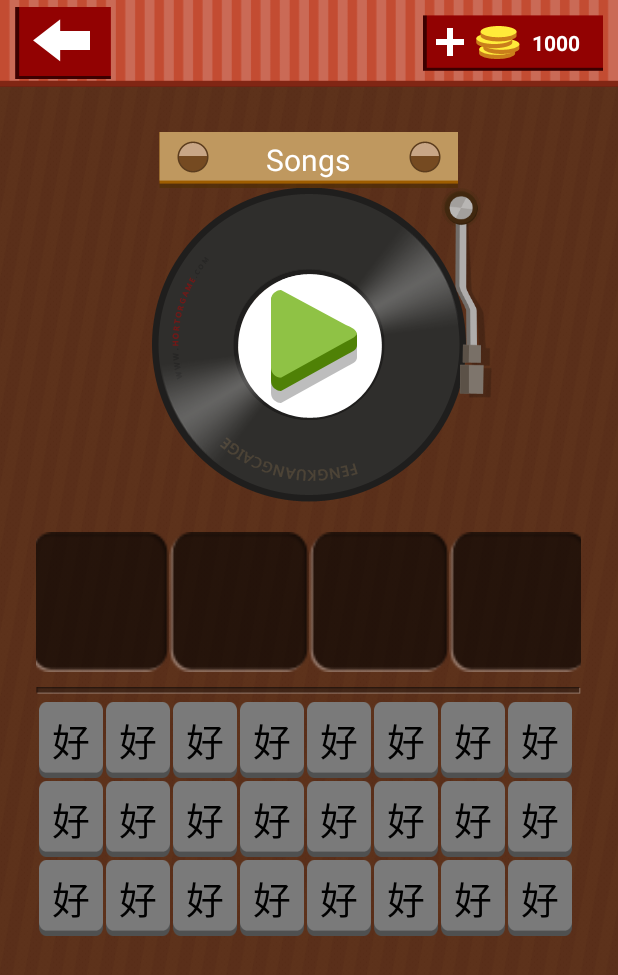
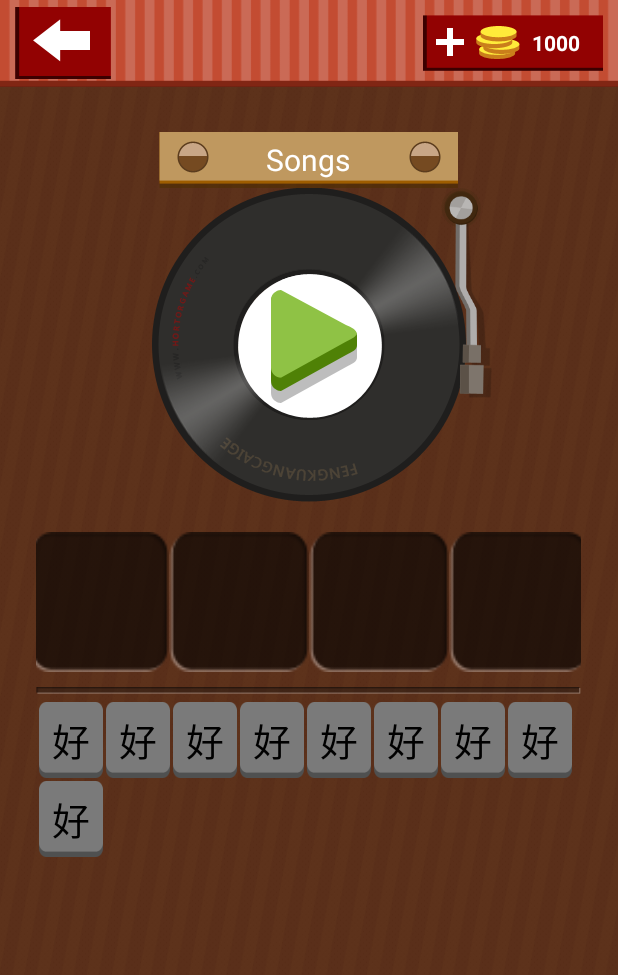
Before and after one commit to jiajie8362/chat-client, an Android app: the screen it shows after launch (MainActivity), on a phone screen of 412 x 824 dp. Shown: the top 975 px of the screen. Run offline under Robolectric (Android 15) with nearby library versions, the phone set to English and light mode, and no system bars.

Commit message:
[JJ] finish chapter 5

```diff
--- /dev/null
+++ b/iMoocMusic/app/src/main/java/com/guessmusic/imooc/imoocmusic/model/IWordButtonClickListener.java
@@ -0,0 +1,8 @@
+package com.guessmusic.imooc.imoocmusic.model;
+
+/**
+ * Created by jiajie on 16/3/3.
+ */
+public interface IWordButtonClickListener {
+    void onWordButtonClick(WordButton wordButton);
+}
--- a/iMoocMusic/app/src/main/java/com/guessmusic/imooc/imoocmusic/myui/MyGridView.java
+++ b/iMoocMusic/app/src/main/java/com/guessmusic/imooc/imoocmusic/myui/MyGridView.java
@@ -4,11 +4,14 @@ import android.content.Context;
 import android.util.AttributeSet;
 import android.view.View;
 import android.view.ViewGroup;
+import android.view.animation.Animation;
+import android.view.animation.AnimationUtils;
 import android.widget.BaseAdapter;
 import android.widget.Button;
 import android.widget.GridView;
 
 import com.guessmusic.imooc.imoocmusic.R;
+import com.guessmusic.imooc.imoocmusic.model.IWordButtonClickListener;
 import com.guessmusic.imooc.imoocmusic.model.WordButton;
 
 import java.util.ArrayList;
@@ -24,6 +27,8 @@ public class MyGridView extends GridView {
     private ArrayList<WordButton> mArrayList = new ArrayList<>();
     private MyGridAdapter mAdapter;
     private Context mContext;
+    private Animation mScaleAnimation;
+    private IWordButtonClickListener mWordButtonListener;
 
     public MyGridView(Context context, AttributeSet attrs) {
         super(context, attrs);
@@ -54,18 +59,34 @@ public class MyGridView extends GridView {
 
         @Override
         public View getView(int position, View convertView, ViewGroup parent) {
-            WordButton holder;
+            final WordButton holder;
             if (convertView == null) {
                 convertView = Util.getView(mContext, R.layout.self_ui_gridview_item);
                 holder = mArrayList.get(position);
+
+                mScaleAnimation = AnimationUtils.loadAnimation(mContext, R.anim.scale);
+                mScaleAnimation.setStartOffset(position * 100);
+
+
                 holder.mIndex = position;
                 holder.mViewButton = (Button) convertView.findViewById(R.id.item_btn);
+                holder.mViewButton.setOnClickListener(new OnClickListener() {
+                    @Override
+                    public void onClick(View v) {
+                        mWordButtonListener.onWordButtonClick(holder);
+                    }
+                });
                 convertView.setTag(holder);
             } else {
                 holder = (WordButton) convertView.getTag();
             }
             holder.mViewButton.setText(holder.mWordString);
+            convertView.startAnimation(mScaleAnimation);
             return convertView;
         }
     }
+
+    public void registOnWordButtonClick(IWordButtonClickListener listener) {
+        mWordButtonListener = listener;
+    }
 }
--- a/iMoocMusic/app/src/main/java/com/guessmusic/imooc/imoocmusic/ui/MainActivity.java
+++ b/iMoocMusic/app/src/main/java/com/guessmusic/imooc/imoocmusic/ui/MainActivity.java
@@ -12,8 +12,10 @@ import android.widget.ImageButton;
 import android.widget.ImageView;
 import android.widget.LinearLayout;
 import android.view.ViewGroup.LayoutParams;
+import android.widget.Toast;
 
 import com.guessmusic.imooc.imoocmusic.R;
+import com.guessmusic.imooc.imoocmusic.model.IWordButtonClickListener;
 import com.guessmusic.imooc.imoocmusic.model.WordButton;
 import com.guessmusic.imooc.imoocmusic.myui.MyGridView;
 
@@ -21,7 +23,7 @@ import java.util.ArrayList;
 
 import util.Util;
 
-public class MainActivity extends AppCompatActivity {
+public class MainActivity extends AppCompatActivity implements IWordButtonClickListener {
 
     private Animation mPanAnim;
     private LinearInterpolator mPanLin;
@@ -49,7 +51,7 @@ public class MainActivity extends AppCompatActivity {
         super.onCreate(savedInstanceState);
         setContentView(R.layout.activity_main);
         mMyGridView = (MyGridView) findViewById(R.id.gridview);
-
+        mMyGridView.registOnWordButtonClick(this);
         mViewWordsContainer = (LinearLayout) findViewById(R.id.word_select_container);
 
         mViewPan = (ImageView) findViewById(R.id.imageView1);
@@ -186,4 +188,9 @@ public class MainActivity extends AppCompatActivity {
         }
         return data;
     }
+
+    @Override
+    public void onWordButtonClick(WordButton wordButton) {
+        Toast.makeText(this, wordButton.mIndex + "", Toast.LENGTH_SHORT).show();
+    }
 }
--- /dev/null
+++ b/iMoocMusic/app/src/main/res/anim/scale.xml
@@ -0,0 +1,12 @@
+<?xml version="1.0" encoding="utf-8"?>
+<set xmlns:android="http://schemas.android.com/apk/res/android">
+    <scale android:duration="500"
+        android:fillAfter="false"
+        android:fromXScale="0.0"
+        android:fromYScale="0.0"
+        android:interpolator="@android:anim/accelerate_decelerate_interpolator"
+        android:pivotX="10%"
+        android:pivotY="10%"
+        android:toXScale="1.0"
+        android:toYScale="1.0"/>
+</set>
```
